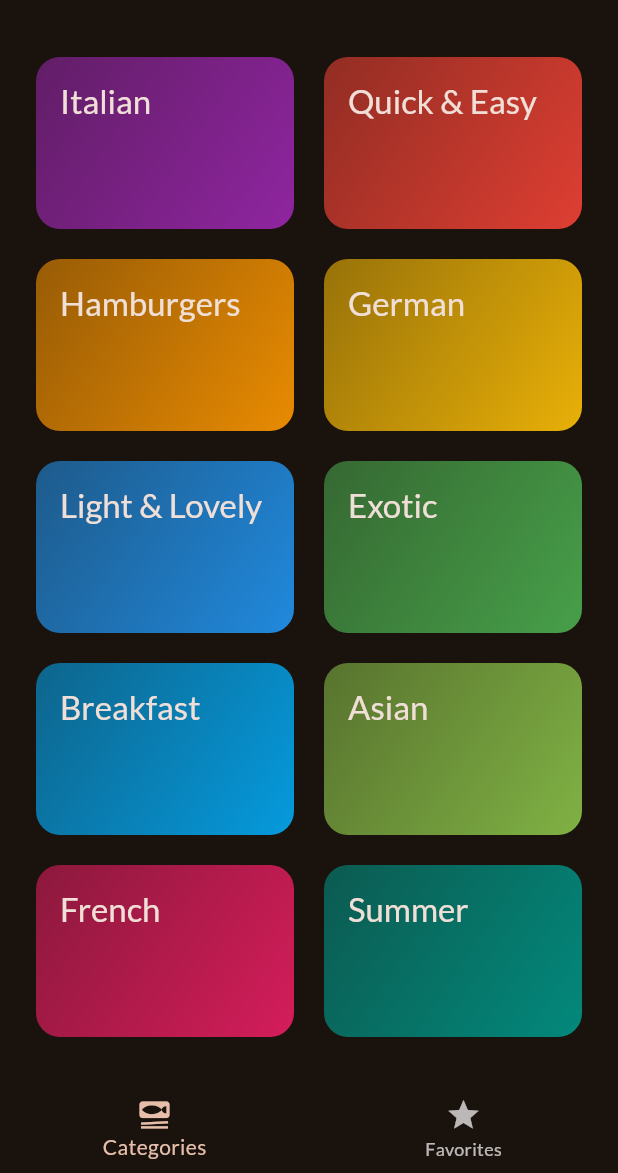
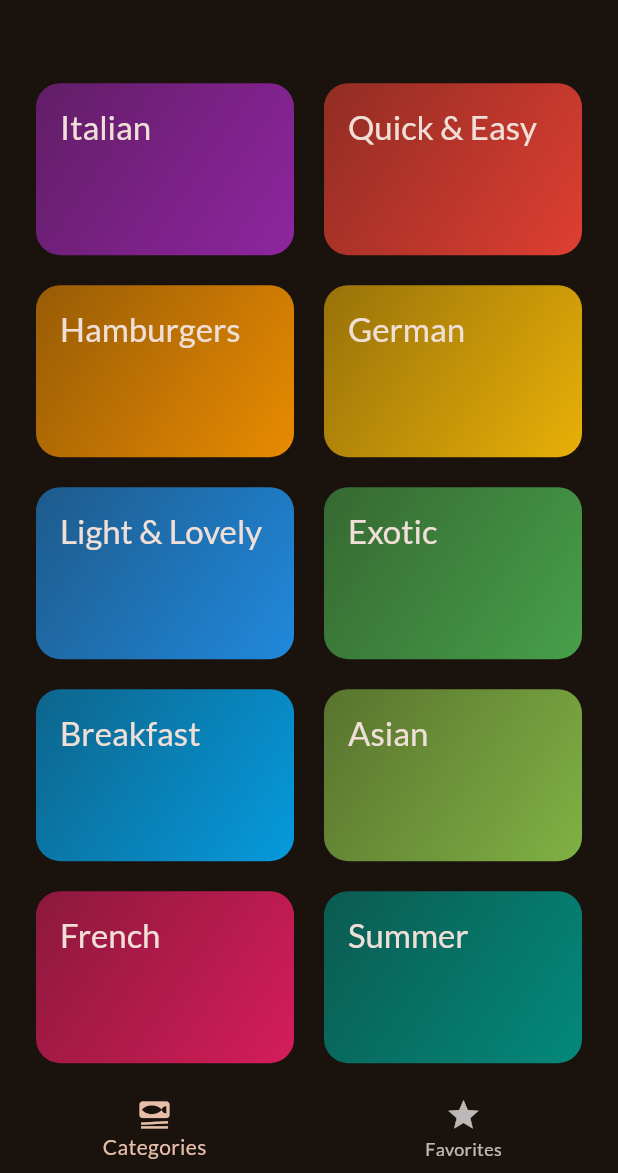
Before and after one commit to KaioPlandel/meals_app, a Flutter app: the first screen one second after launch, on a phone screen of 412 x 824 dp, the part 63-1236 px from its top. Run offline on Flutter 3.47's test engine with Material 2 defaults, Android fonts, the phone set to English and light mode, and no system bars; our stand-ins replace flutter_riverpod, google_fonts, transparent_image.

```diff
--- a/lib/Categories.dart
+++ b/lib/Categories.dart
@@ -7,15 +7,41 @@ import 'package:meals_app/widgets/CategoryGridItem.dart';
 
 import 'models/Meal.dart';
 
-class CategoryScreen extends StatelessWidget {
-  const CategoryScreen(
-      {super.key,
-      required this.availableMeals});
+class CategoryScreen extends StatefulWidget {
+  const CategoryScreen({super.key, required this.availableMeals});
 
   final List<Meal> availableMeals;
 
+  @override
+  State<CategoryScreen> createState() => _CategoryScreenState();
+}
+
+class _CategoryScreenState extends State<CategoryScreen>
+    with SingleTickerProviderStateMixin {
+  late AnimationController _animationController;
+
+  @override
+  void initState() {
+    _animationController = AnimationController(
+      vsync: this,
+      duration: const Duration(milliseconds: 1000),
+      lowerBound: 0,
+      upperBound: 1,
+    );
+
+    _animationController.forward();
+
+    super.initState();
+  }
+
+  @override
+  void dispose() {
+    _animationController.dispose();
+    super.dispose();
+  }
+
   void selectedCategory(BuildContext context, Category category) {
-    var meals = availableMeals
+    var meals = widget.availableMeals
         .where((meal) => meal.categories.contains(category.id))
         .toList();
 
@@ -31,7 +57,21 @@ class CategoryScreen extends StatelessWidget {
 
   @override
   Widget build(BuildContext context) {
-    return GridView(
+    return AnimatedBuilder(
+        animation: _animationController,
+        builder: (BuildContext context, Widget? child) {
+          return SlideTransition(
+            position: Tween(
+              begin: const Offset(0, 0.3),
+              end: const Offset(0, 0),
+            ).animate(
+              CurvedAnimation(
+                  parent: _animationController, curve: Curves.easeInOut),
+            ),
+            child: child,
+          );
+        },
+        child: GridView(
           padding: const EdgeInsets.all(24),
           gridDelegate: const SliverGridDelegateWithFixedCrossAxisCount(
             crossAxisCount: 2,
@@ -48,6 +88,6 @@ class CategoryScreen extends StatelessWidget {
                 },
               )
           ],
-    );
+        ));
   }
 }
```
Lines whose indentation alone changed are shown as unchanged.
